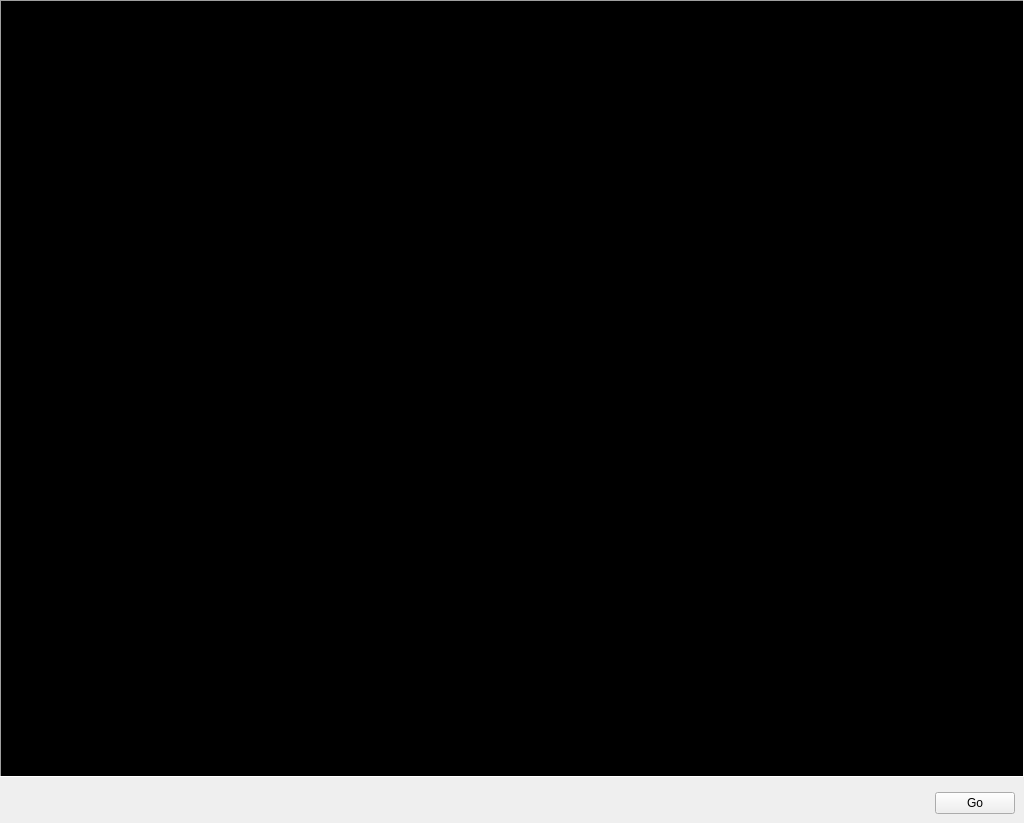
Above: MainForm.ui from coduemat/QRstaWidget before the change. Below: the same form after it.
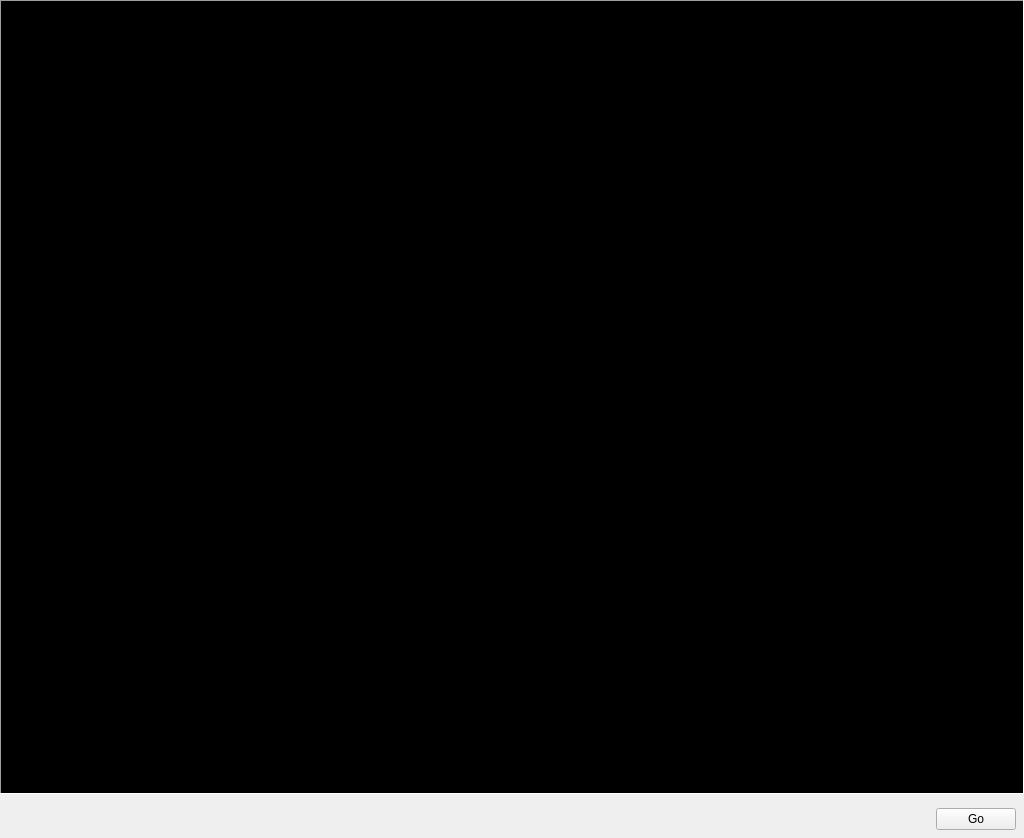
That is the form after the change.

```diff
--- a/MainForm.ui
+++ b/MainForm.ui
@@ -7,7 +7,7 @@
     <x>0</x>
     <y>0</y>
     <width>1024</width>
-    <height>823</height>
+    <height>838</height>
    </rect>
   </property>
   <property name="windowTitle">
@@ -126,10 +126,25 @@
      <property name="maximumSize">
       <size>
        <width>16777215</width>
-       <height>48</height>
+       <height>64</height>
       </size>
      </property>
      <layout class="QHBoxLayout" name="horizontalLayout">
+      <property name="spacing">
+       <number>8</number>
+      </property>
+      <property name="leftMargin">
+       <number>8</number>
+      </property>
+      <property name="topMargin">
+       <number>8</number>
+      </property>
+      <property name="rightMargin">
+       <number>8</number>
+      </property>
+      <property name="bottomMargin">
+       <number>8</number>
+      </property>
       <item>
        <spacer name="horizontalSpacer">
         <property name="orientation">
```
